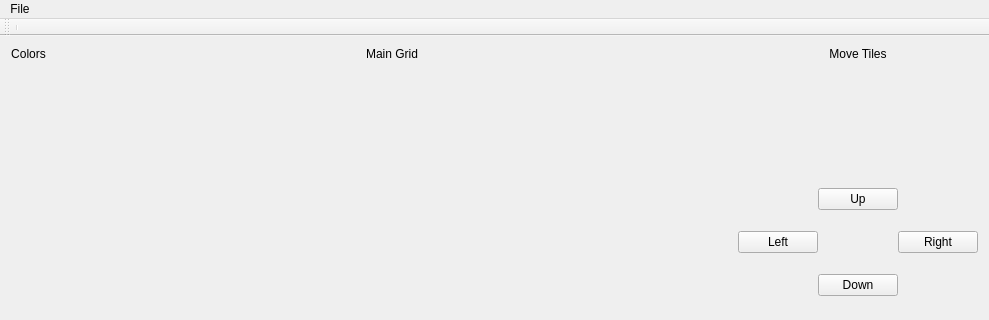
Above: Goofy-Lights-Editor/mainwindow.ui from UI-CS383-Team-1/Goofy-Lights-Editor before the change; both pictures show x 0 to 989 and y 0 to 320 of the 989 by 659 pixel window. Below: the same form after it.
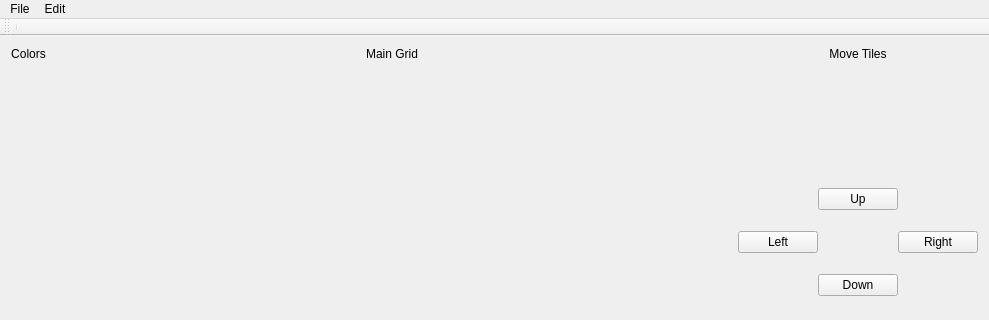
That is the form after the change.

Commit message: Add more tooltips and menu dropdown for eventual hotkeys table

What changed in the file:
```diff
--- a/Goofy-Lights-Editor/mainwindow.ui
+++ b/Goofy-Lights-Editor/mainwindow.ui
@@ -252,7 +252,7 @@
      <x>0</x>
      <y>0</y>
      <width>989</width>
-     <height>21</height>
+     <height>22</height>
     </rect>
    </property>
    <widget class="QMenu" name="menuFile">
@@ -266,7 +266,14 @@
     <addaction name="actionLoad"/>
     <addaction name="actionQuit"/>
    </widget>
+   <widget class="QMenu" name="menuEdit">
+    <property name="title">
+     <string>Edit</string>
+    </property>
+    <addaction name="actionHotkeys"/>
+   </widget>
    <addaction name="menuFile"/>
+   <addaction name="menuEdit"/>
   </widget>
   <widget class="QToolBar" name="mainToolBar">
    <attribute name="toolBarArea">
```
Left out of the diff: 34 changed lines with no effect on the pictures.
